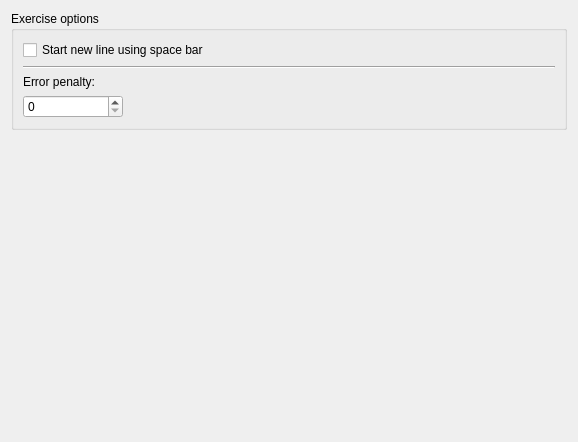
This is ui/options/behavior.ui in Open-Typer/Open-Typer as Qt 5 draws it before an edit. The edited form follows.
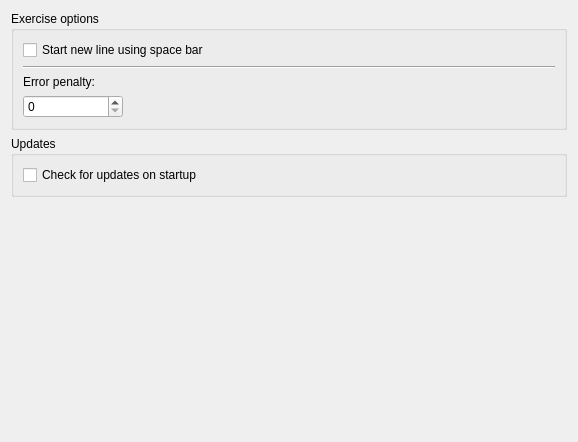
This is the edited form.

Commit message: ui: options: behavior: Add updates options

```diff
--- a/ui/options/behavior.ui
+++ b/ui/options/behavior.ui
@@ -14,16 +14,6 @@
    <string notr="true"/>
   </property>
   <layout class="QGridLayout" name="gridLayout">
-   <item row="1" column="0">
-    <widget class="QFrame" name="emptySpace">
-     <property name="frameShape">
-      <enum>QFrame::NoFrame</enum>
-     </property>
-     <property name="frameShadow">
-      <enum>QFrame::Plain</enum>
-     </property>
-    </widget>
-   </item>
    <item row="0" column="0">
     <widget class="QGroupBox" name="exerciseOptionsBox">
      <property name="sizePolicy">
@@ -88,6 +78,38 @@
      </layout>
     </widget>
    </item>
+   <item row="2" column="0">
+    <widget class="QFrame" name="emptySpace">
+     <property name="frameShape">
+      <enum>QFrame::NoFrame</enum>
+     </property>
+     <property name="frameShadow">
+      <enum>QFrame::Plain</enum>
+     </property>
+    </widget>
+   </item>
+   <item row="1" column="0">
+    <widget class="QGroupBox" name="updatesBox">
+     <property name="sizePolicy">
+      <sizepolicy hsizetype="Preferred" vsizetype="Fixed">
+       <horstretch>0</horstretch>
+       <verstretch>0</verstretch>
+      </sizepolicy>
+     </property>
+     <property name="title">
+      <string>Updates</string>
+     </property>
+     <layout class="QVBoxLayout" name="verticalLayout_2">
+      <item>
+       <widget class="QCheckBox" name="updatesCheckBox">
+        <property name="text">
+         <string>Check for updates on startup</string>
+        </property>
+       </widget>
+      </item>
+     </layout>
+    </widget>
+   </item>
   </layout>
  </widget>
  <resources/>
```
